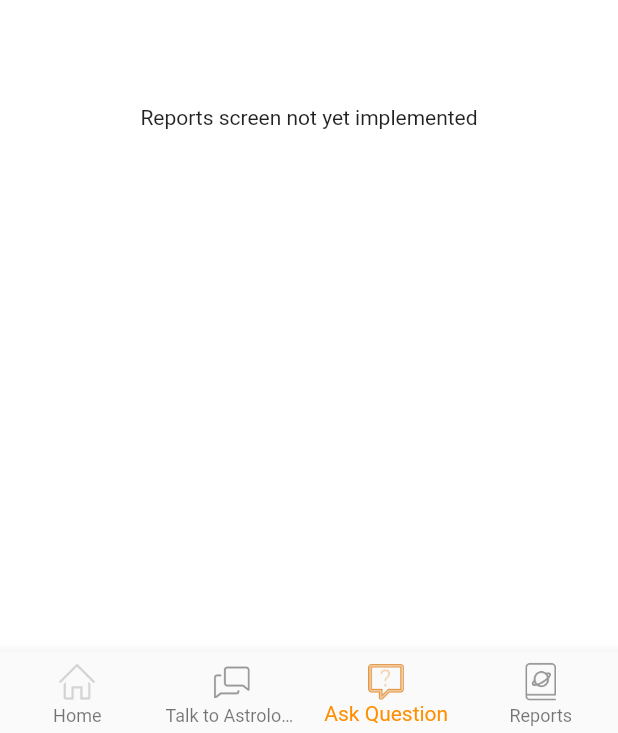
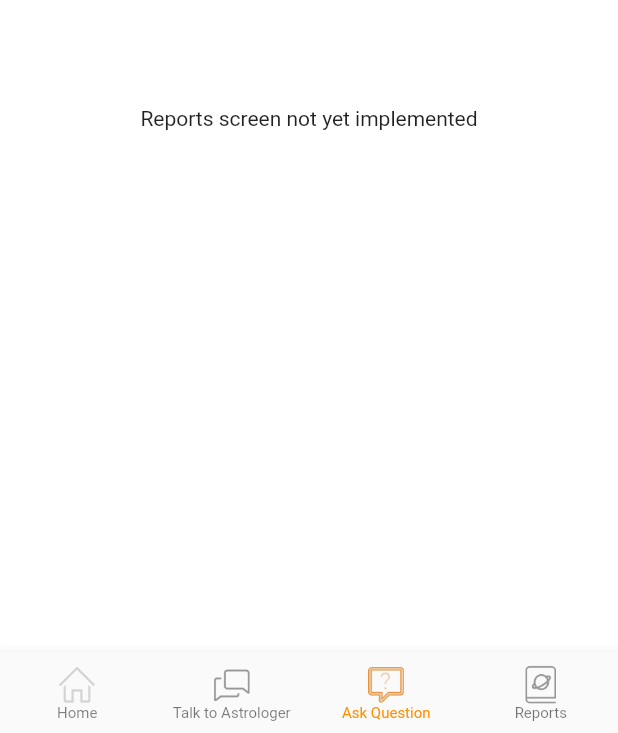
Before and after one commit to amanv8060/astrotak-assignment, a Flutter app: the screen it shows after launch, item 3 of the bottom bar chosen, on a phone screen of 412 x 824 dp. Shown: the part 500-1233 px from the top of the screen. Run offline on Flutter 3.47's test engine with Material 2 defaults, Android fonts, the phone set to English and light mode, and no system bars; our stand-ins replace cached_network_image, dio, equatable, flutter_dotenv, flutter_typeahead, fluttertoast and 3 more; missing offline and left inert: checkbox_grouped, custom_pop_up_menu, dio_smart_retry.

Commit message:
Final done

```diff
--- a/lib/app.dart
+++ b/lib/app.dart
@@ -2,6 +2,7 @@ import 'package:app/screens/mainscreen/main_screen.dart';
 import 'package:app/utils/theme/app_theme.dart';
 import 'package:flutter/material.dart';
 
+///Root app
 class AstroTak extends StatelessWidget {
   const AstroTak({Key? key}) : super(key: key);
 
--- a/lib/provider/main_screen_provider.dart
+++ /dev/null
@@ -1,10 +0,0 @@
-import 'package:flutter/widgets.dart';
-
-class MainScreenProvider extends ChangeNotifier {
-  int pageIndex = 1;
-
-  update(int index) {
-    pageIndex = index;
-    notifyListeners();
-  }
-}
--- a/lib/screens/mainscreen/main_screen.dart
+++ b/lib/screens/mainscreen/main_screen.dart
@@ -1,4 +1,3 @@
-import 'package:app/provider/main_screen_provider.dart';
 import 'package:app/screens/ask_question/ask_question.dart';
 import 'package:app/screens/mainscreen/widgets/app_bar.dart';
 import 'package:app/screens/mainscreen/widgets/bottom_navigation_items.dart';
@@ -7,7 +6,6 @@ import 'package:app/screens/reports/reports.dart';
 import 'package:app/screens/talk_to_astrologer/talk_to_astro_screen.dart';
 import 'package:app/utils/size_config.dart';
 import 'package:flutter/material.dart';
-import 'package:provider/provider.dart';
 
 class MainScreen extends StatefulWidget {
   const MainScreen({Key? key}) : super(key: key);
@@ -17,24 +15,32 @@ class MainScreen extends StatefulWidget {
 }
 
 class _MainScreenState extends State<MainScreen> {
-  final MainScreenProvider _mainScreenProvider = MainScreenProvider();
+  int pageIndex = 0;
 
-  //declaring classes
-  final List<Widget> _pages = const [
-    PanchangScreen(),
-    TalkToAstrologer(),
-    Reports(),
-    AskQuestion()
-  ];
+  /*
+  Screens
+   */
+  final PanchangScreen _panchangScreen =
+      const PanchangScreen(key: PageStorageKey("panchangScreen"));
+  final TalkToAstrologer _talkToAstrologer =
+      const TalkToAstrologer(key: PageStorageKey("astrologerScreen"));
+  final Reports _reports = const Reports();
+  final AskQuestion _askQuestion = const AskQuestion();
+
+  late final List<Widget> _pages;
+
+  final PageStorageBucket bucket = PageStorageBucket();
+
+  @override
+  void initState() {
+    super.initState();
+    _pages = [_panchangScreen, _talkToAstrologer, _reports, _askQuestion];
+  }
 
   @override
   Widget build(BuildContext context) {
     //initializing size config for entire App
     SizeConfig().init(context);
-    return ChangeNotifierProvider.value(
-        value: _mainScreenProvider,
-        child: Consumer<MainScreenProvider>(
-          builder: (context, _provider, _) {
     return Scaffold(
       appBar: CustomAppBar(context),
       drawer: Drawer(
@@ -53,23 +59,25 @@ class _MainScreenState extends State<MainScreen> {
           ),
         ),
       ),
-              body: Consumer<MainScreenProvider>(
-                  builder: (context, _provider, _) {
-                return _pages[_provider.pageIndex];
-              }),
+      body: PageStorage(
+        child: _pages[pageIndex],
+        bucket: bucket,
+      ),
       bottomNavigationBar: BottomNavigationBar(
         showUnselectedLabels: true,
         showSelectedLabels: true,
+        unselectedLabelStyle: const TextStyle(color: Colors.grey, fontSize: 10),
+        selectedLabelStyle: const TextStyle(fontSize: 10),
         items: getBottomNavBarItems(),
-                currentIndex: _provider.pageIndex,
+        currentIndex: pageIndex,
         selectedItemColor: Colors.amber[800],
         onTap: (index) {
-                  _provider.update(index);
+          setState(() {
+            pageIndex = index;
+          });
         },
         type: BottomNavigationBarType.fixed,
       ),
     );
-          },
-        ));
   }
 }
--- a/lib/utils/theme/app_theme.dart
+++ b/lib/utils/theme/app_theme.dart
@@ -13,9 +13,6 @@ class AppTheme {
 
   static final ThemeData globalTheme = ThemeData(
     primaryColor: primaryColor,
-    // bottomNavigationBarTheme: const BottomNavigationBarThemeData(
-    //     unselectedLabelStyle: TextStyle(color: greyColor, fontSize: 8.0 ),
-    //     selectedLabelStyle: TextStyle(color: Color(0xffe4933e))),
     scaffoldBackgroundColor: Colors.white,
     appBarTheme: const AppBarTheme(
       elevation: 0,
```
Also changed, not shown: 2 other files. Lines whose indentation alone changed are shown as unchanged.
